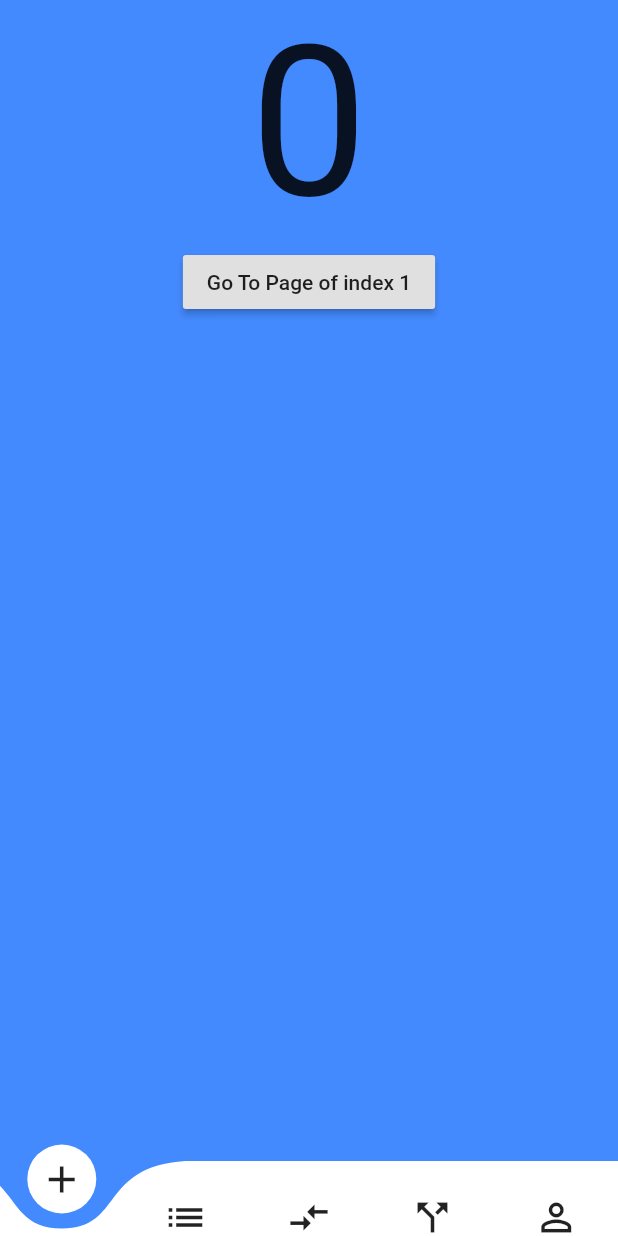
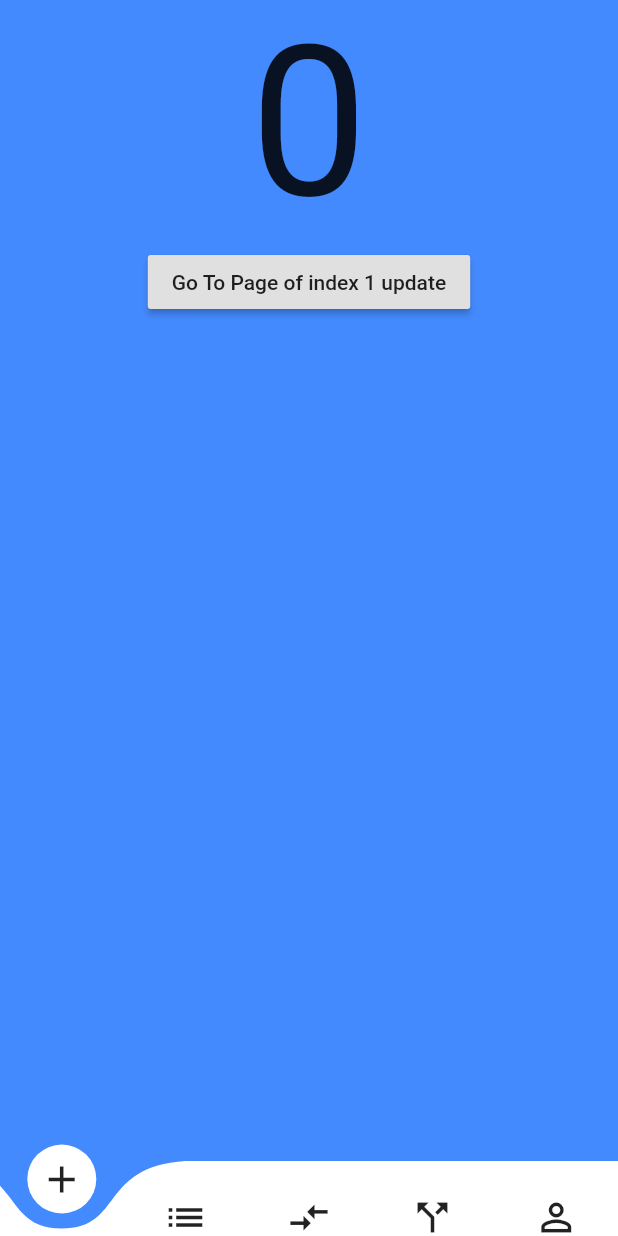
Before and after one commit to jsc-app-2020/xetia_shop, a Flutter app: the screen it shows after launch, on a phone screen of 412 x 824 dp. Run offline on Flutter 3.47's test engine with Material 2 defaults, Android fonts, the phone set to English and light mode, and no system bars; drawn by our look-alikes of curved_navigation_bar.

Commit message:
Test push

```diff
--- a/lib/main.dart
+++ b/lib/main.dart
@@ -45,7 +45,7 @@ class _BottomNavBarState extends State<BottomNavBar> {
               children: <Widget>[
                 Text(_page.toString(), textScaleFactor: 10.0),
                 RaisedButton(
-                  child: Text('Go To Page of index 1'),
+                  child: Text('Go To Page of index 1 update'),
                   onPressed: () {
                     final CurvedNavigationBarState navBarState =
                         _bottomNavigationKey.currentState;
```
